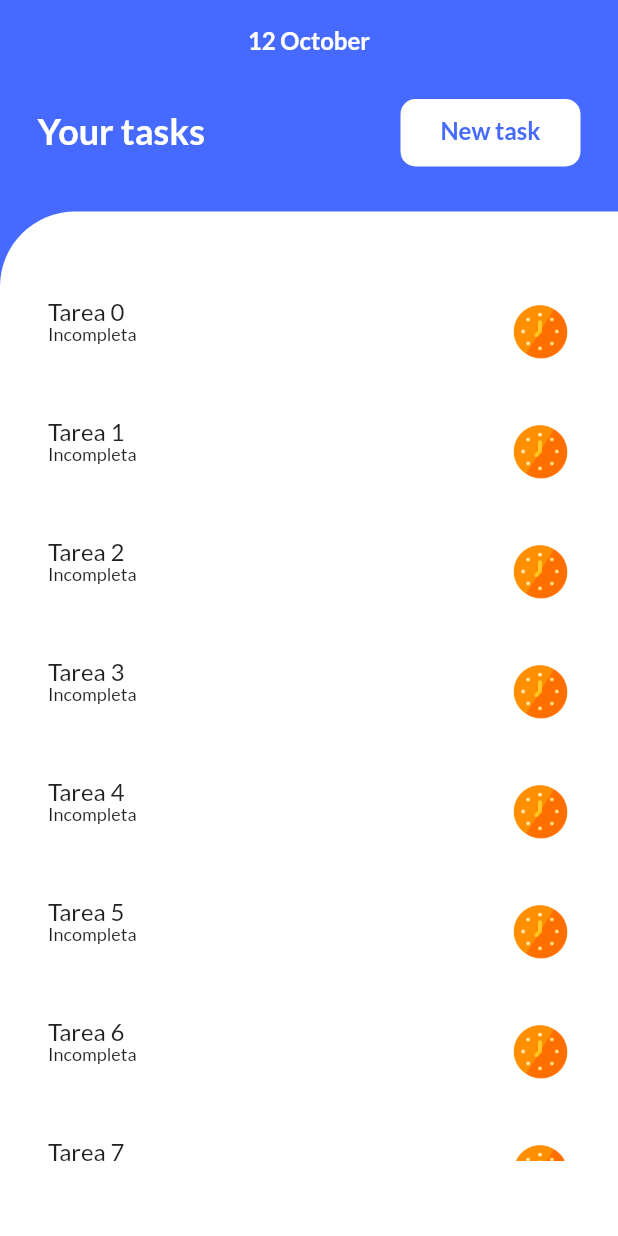
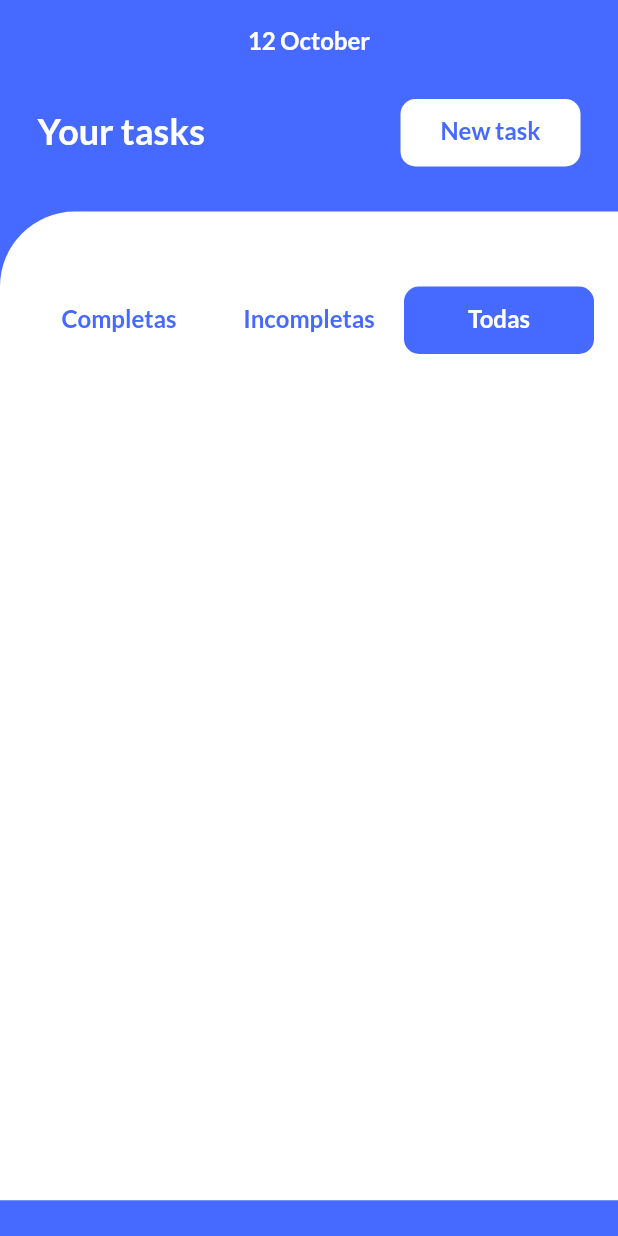
Before and after one commit to Soachi99/ToDoApp, a Flutter app: the screen it shows after launch, on a phone screen of 412 x 824 dp. Run offline on Flutter 3.47's test engine with Material 2 defaults, Android fonts, the phone set to English and light mode, and no system bars; our stand-ins replace cloud_firestore, firebase_core, flutter_riverpod, flutter_spinkit, go_router, google_fonts; missing offline and left inert: flutter_flavor; accounts and stored records are empty.

Commit message:
feat: Lectura de tareas desde Firebase y aplicación de filtros

```diff
--- a/lib/main_dev.dart
+++ b/lib/main_dev.dart
@@ -12,6 +12,7 @@ Future<void> main() async {
           appId: "1:366491493610:android:a53cba7d06b8b0c622a393",
           messagingSenderId: "366491493610",
           projectId: "todoapp-d2e0a"));
+
   FlavorConfig(
     name: "DEV",
     variables: {},
--- a/lib/src/features/tasks/domain/task.dart
+++ b/lib/src/features/tasks/domain/task.dart
@@ -1 +1,35 @@
-class Task {}
+// ignore_for_file: public_member_api_docs, sort_constructors_first
+import 'dart:convert';
+
+class Task {
+  String id;
+  String name;
+  bool state;
+
+  Task({
+    required this.id,
+    required this.name,
+    required this.state,
+  });
+
+  Map<String, dynamic> toMap() {
+    return <String, dynamic>{
+      'id': id,
+      'name': name,
+      'state': state,
+    };
+  }
+
+  factory Task.fromMap(Map<String, dynamic> map) {
+    return Task(
+      id: map['id'] as String,
+      name: map['name'] as String,
+      state: map['state'] as bool,
+    );
+  }
+
+  String toJson() => json.encode(toMap());
+
+  factory Task.fromJson(String source) =>
+      Task.fromMap(json.decode(source) as Map<String, dynamic>);
+}
--- a/lib/src/features/tasks/presentation/home/home_controller.dart
+++ b/lib/src/features/tasks/presentation/home/home_controller.dart
@@ -1,13 +1,48 @@
 import 'package:flutter_riverpod/flutter_riverpod.dart';
+import 'package:todoapp/src/features/tasks/data/task_repository.dart';
+import 'package:todoapp/src/features/tasks/domain/task.dart';
 import 'home_state.dart';
 
 class HomeController extends StateNotifier<HomeState> {
+  final TaskRepository taskRepository;
 
-  HomeController(): super(HomeState());
+  int filterStateAux = 0;
+
+  HomeController({required this.taskRepository}) : super(HomeState());
+
+  Future<void> getTasks() async {
+    state = state.copyWith(tasks: await taskRepository.getTasks(id: "12345"));
+  }
+
+  Future<void> updateTask(
+      {required bool currentState, required String taskId}) async {
+    Task task = state.tasks!.firstWhere((element) => element.id == taskId);
+    task.state = currentState;
+
+    await taskRepository.updateTask(id: "12345", task: task);
+    await filterByState(filterStateAux);
+  }
+
+  filterByState(int filterState) async {
+    List<Task> tasks = await taskRepository.getTasks(id: "12345");
+    state = state.copyWith(tasks: []);
+    filterStateAux = filterState;
+    switch (filterState) {
+      case 1:
+        state = state.copyWith(
+            tasks: tasks.where((element) => element.state == true).toList());
+        break;
+      case 2:
+        state = state.copyWith(
+            tasks: tasks.where((element) => element.state == false).toList());
+        break;
+      default:
+        state = state.copyWith(tasks: tasks);
+        break;
+    }
+  }
 }
 
-final homeController =
-    StateNotifierProvider<HomeController, HomeState>(
-        (ref) {
-  return HomeController();
+final homeController = StateNotifierProvider<HomeController, HomeState>((ref) {
+  return HomeController(taskRepository: ref.watch(taskRepositoryProvider));
 });
--- a/lib/src/features/tasks/presentation/home/home_page.dart
+++ b/lib/src/features/tasks/presentation/home/home_page.dart
@@ -1,23 +1,34 @@
-import 'dart:developer';
+import 'package:flutter/material.dart';
+import 'package:flutter_riverpod/flutter_riverpod.dart';
+import 'package:intl/intl.dart';
 
-import 'package:flutter_riverpod/flutter_riverpod.dart';
-import 'package:flutter/material.dart';
-import 'package:intl/intl.dart';
 import 'package:todoapp/generated/l10n.dart';
+
 import 'package:todoapp/src/features/tasks/presentation/home/widgets/custom_bar.dart';
+import 'package:todoapp/src/features/tasks/presentation/home/widgets/tasks_container.dart';
 import 'package:todoapp/src/tools/custom_colors.dart';
-import 'package:todoapp/src/tools/dimens.dart';
-import 'package:todoapp/src/widgets/custom_button.dart';
-import 'package:todoapp/src/widgets/custom_task/custom_task.dart';
+import 'package:todoapp/src/widgets/custom_filter/custom_filter.dart';
 import 'package:todoapp/src/widgets/custom_text.dart';
 
 import 'home_controller.dart';
 
-class HomePage extends ConsumerWidget {
+class HomePage extends ConsumerStatefulWidget {
   const HomePage({Key? key}) : super(key: key);
+  @override
+  ConsumerState<ConsumerStatefulWidget> createState() => _HomeState();
+}
+
+class _HomeState extends ConsumerState<HomePage> {
+  @override
+  void initState() {
+    Future.delayed(Duration.zero, () async {
+      await ref.watch(homeController.notifier).getTasks();
+    });
+    super.initState();
+  }
 
   @override
-  Widget build(BuildContext context, WidgetRef ref) {
+  Widget build(BuildContext context) {
     var controller = ref.watch(homeController.notifier);
     var state = ref.watch(homeController);
     var text = S.of(context);
@@ -40,7 +51,10 @@ class HomePage extends ConsumerWidget {
               const SizedBox(height: 30),
               CustomBar(text: text),
               const SizedBox(height: 30),
-              const TasksContainer()
+              TasksContainer(
+                tasks: state.tasks ?? [],
+                controller: controller,
+              )
             ],
           ),
         ),
@@ -48,37 +62,3 @@ class HomePage extends ConsumerWidget {
     );
   }
 }
-
-class TasksContainer extends StatelessWidget {
-  const TasksContainer({
-    super.key,
-  });
-
-  @override
-  Widget build(BuildContext context) {
-    return Expanded(
-      child: Container(
-        decoration: BoxDecoration(
-            color: customColors.colors[1],
-            borderRadius:
-                const BorderRadius.only(topLeft: Radius.circular(50))),
-        child: Padding(
-            padding: const EdgeInsets.symmetric(horizontal: 16, vertical: 50),
-            child: ListView.separated(
-                physics: const BouncingScrollPhysics(),
-                itemBuilder: (context, index) {
-                  return CustomTask(
-                    label: "Tarea $index",
-                    taskNumber: index,
-                    callback: (response, taskNumber) =>
-                        log("Tarea $taskNumber, estado completado = $response"),
-                  );
-                },
-                separatorBuilder: (context, index) {
-                  return const SizedBox(height: 20);
-                },
-                itemCount: 10)),
-      ),
-    );
-  }
-}
--- a/lib/src/features/tasks/presentation/home/home_state.dart
+++ b/lib/src/features/tasks/presentation/home/home_state.dart
@@ -1,8 +1,16 @@
+// ignore_for_file: public_member_api_docs, sort_constructors_first
+import 'package:todoapp/src/features/tasks/domain/task.dart';
+
 class HomeState {
+  final List<Task>? tasks;
 
-  HomeState();
+  HomeState({this.tasks});
 
-  HomeState copyWith() {
-    return HomeState();
+  HomeState copyWith({
+    List<Task>? tasks,
+  }) {
+    return HomeState(
+      tasks: tasks ?? this.tasks,
+    );
   }
 }
--- /dev/null
+++ b/lib/src/features/tasks/presentation/home/widgets/tasks_container.dart
@@ -0,0 +1,60 @@
+import 'package:flutter/material.dart';
+import 'package:todoapp/src/features/tasks/domain/task.dart';
+import 'package:todoapp/src/features/tasks/presentation/home/home_controller.dart';
+import 'package:todoapp/src/tools/tools.dart';
+import 'package:todoapp/src/widgets/custom_filter/custom_filter.dart';
+import 'package:todoapp/src/widgets/custom_task/custom_task.dart';
+
+class TasksContainer extends StatelessWidget {
+  final HomeController controller;
+  final List<Task> tasks;
+
+  const TasksContainer({
+    Key? key,
+    required this.tasks,
+    required this.controller,
+  }) : super(key: key);
+
+  @override
+  Widget build(BuildContext context) {
+    return Container(
+      height: dimens.fullHeight(context) * .8,
+      decoration: BoxDecoration(
+        color: customColors.colors[1],
+        borderRadius: const BorderRadius.only(topLeft: Radius.circular(50)),
+      ),
+      child: Column(
+        children: [
+          CustomFilter(
+            callback: (filterState) => controller.filterByState(filterState),
+          ),
+          Expanded(
+            child: CustomScrollView(
+              slivers: [
+                SliverPadding(
+                  padding:
+                      const EdgeInsets.symmetric(horizontal: 16, vertical: 20),
+                  sliver: SliverList(
+                    delegate: SliverChildBuilderDelegate(
+                      (context, index) => CustomTask(
+                        label: tasks[index].name,
+                        taskId: tasks[index].id,
+                        currentState: tasks[index].state,
+                        callback: (response, taskId) async =>
+                            await controller.updateTask(
+                          currentState: response,
+                          taskId: taskId,
+                        ),
+                      ),
+                      childCount: tasks.length,
+                    ),
+                  ),
+                ),
+              ],
+            ),
+          ),
+        ],
+      ),
+    );
+  }
+}
--- a/lib/src/tools/custom_colors.dart
+++ b/lib/src/tools/custom_colors.dart
@@ -4,7 +4,7 @@ class CustomColors {
   final Map<dynamic, Color> colors = {
     1: const Color(0xFFFFFFFF),
     2: const Color(0xFF466AFF),
-    3: const Color.fromARGB(216, 255, 255, 255)
+    3: const Color.fromARGB(255, 247, 247, 247)
   };
 }
 
--- a/lib/src/widgets/custom_button.dart
+++ b/lib/src/widgets/custom_button.dart
@@ -12,6 +12,9 @@ class CustomButton extends StatelessWidget {
 
   /// Color de la animación de carga
   final Color? loadingColor;
+
+  /// Color de la animación de carga
+  final Color? textColor;
 
   /// Ancho del botón
   final double? height;
@@ -34,6 +37,7 @@ class CustomButton extends StatelessWidget {
     required this.onPressed,
     this.isLoading = false,
     this.loadingColor,
+    this.textColor,
   });
 
   @override
@@ -54,7 +58,7 @@ class CustomButton extends StatelessWidget {
           child: !isLoading!
               ? CustomText(
                   label,
-                  textColor: customColors.colors[2],
+                  textColor: textColor ?? customColors.colors[2],
                   fontWeight: FontWeight.w700,
                 )
               : Center(
--- /dev/null
+++ b/lib/src/widgets/custom_filter/custom_filter.dart
@@ -0,0 +1,58 @@
+import 'package:flutter/material.dart';
+import 'package:flutter_riverpod/flutter_riverpod.dart';
+import 'package:todoapp/src/tools/tools.dart';
+
+import 'package:todoapp/src/widgets/custom_button.dart';
+import 'package:todoapp/src/widgets/custom_filter/custom_filter_controller.dart';
+
+typedef Callback = void Function(int filterState);
+
+class CustomFilter extends ConsumerWidget {
+  final Callback callback;
+
+  const CustomFilter({required this.callback, super.key});
+
+  @override
+  Widget build(BuildContext context, WidgetRef ref) {
+    var controller = ref.watch(customFilterController.notifier);
+    var state = ref.watch(customFilterController);
+    double standartWidht = (dimens.fullWidth(context) - 32) / 3;
+
+    return Padding(
+      padding: const EdgeInsets.only(top: 50, right: 16, left: 16),
+      child: Row(
+        children: [
+          CustomButton(
+              width: standartWidht,
+              label: "Completas",
+              color: state.filterState == 1 ? customColors.colors[2] : null,
+              textColor: state.filterState == 1 ? customColors.colors[1] : null,
+              onPressed: () => onOptionSelected(
+                  filterState: 1, controller: controller, callback: callback)),
+          CustomButton(
+              width: standartWidht,
+              label: "Incompletas",
+              color: state.filterState == 2 ? customColors.colors[2] : null,
+              textColor: state.filterState == 2 ? customColors.colors[1] : null,
+              onPressed: () => onOptionSelected(
+                  filterState: 2, controller: controller, callback: callback)),
+          CustomButton(
+              width: standartWidht,
+              label: "Todas",
+              color: state.filterState == 0 ? customColors.colors[2] : null,
+              textColor: state.filterState == 0 ? customColors.colors[1] : null,
+              onPressed: () => onOptionSelected(
+                  filterState: 0, controller: controller, callback: callback))
+        ],
+      ),
+    );
+  }
+}
+
+onOptionSelected(
+    {required int filterState,
+    required CustomFilterController controller,
+    required Callback callback}) {
+  controller.setFilterState(filterState);
+  callback(filterState);
+}
--- /dev/null
+++ b/lib/src/widgets/custom_filter/custom_filter_controller.dart
@@ -0,0 +1,18 @@
+import 'package:flutter_riverpod/flutter_riverpod.dart';
+import 'package:todoapp/src/widgets/custom_filter/custom_filter_state.dart';
+
+class CustomFilterController extends StateNotifier<CustomFilterState> {
+  CustomFilterController() : super(CustomFilterState());
+
+  /// Funcion para cambiar el estado de filtro
+  /// 0 -> Todas
+  /// 1 -> Tareas Completadas
+  /// 2 -> Tareas Incompletas
+  setFilterState(int filterState) {
+    state = state.copyWith(filterState: filterState);
+  }
+}
+
+final customFilterController = StateNotifierProvider.autoDispose<
+    CustomFilterController,
+    CustomFilterState>((ref) => CustomFilterController());
--- a/lib/src/widgets/custom_task/custom_task.dart
+++ b/lib/src/widgets/custom_task/custom_task.dart
@@ -4,30 +4,58 @@ import 'package:todoapp/src/tools/tools.dart';
 import 'package:todoapp/src/widgets/custom_task/custom_task_controller.dart';
 import 'package:todoapp/src/widgets/custom_text.dart';
 
-typedef Callback = void Function(bool response, int taskNumber);
+typedef Callback = void Function(bool response, String taskId);
 
-class CustomTask extends ConsumerWidget {
-  /// Titulo del botón
+class CustomTask extends ConsumerStatefulWidget {
   final String label;
 
   /// Numero de la tarea
-  final int taskNumber;
+  final String taskId;
+
+  /// Estado actual de la tarea
+  final bool currentState;
 
   /// Callback
   final Callback callback;
-  const CustomTask({
-    super.key,
-    required this.label,
+  const CustomTask(
+      {required this.label,
+      required this.taskId,
+      required this.currentState,
       required this.callback,
-    required this.taskNumber,
+      Key? key})
+      : super(key: key);
+  @override
+  ConsumerState<ConsumerStatefulWidget> createState() => _CustomTaskState();
+}
+
+class _CustomTaskState extends ConsumerState<CustomTask> {
+  @override
+  void initState() {
+    Future.delayed(Duration.zero, () {
+      ref
+          .watch(customTaskController(widget.taskId).notifier)
+          .setCurrentState(widget.currentState);
     });
+    super.initState();
+  }
 
   @override
-  Widget build(BuildContext context, WidgetRef ref) {
-    var controller = ref.watch(customTaskController(taskNumber).notifier);
-    var state = ref.watch(customTaskController(taskNumber));
+  void didUpdateWidget(covariant CustomTask oldWidget) {
+    super.didUpdateWidget(oldWidget);
+    Future.delayed(Duration.zero, () {
+      ref
+          .watch(customTaskController(widget.taskId).notifier)
+          .setCurrentState(widget.currentState);
+    });
+  }
 
-    return Material(
+  @override
+  Widget build(BuildContext context) {
+    var controller = ref.watch(customTaskController(widget.taskId).notifier);
+    var state = ref.watch(customTaskController(widget.taskId));
+    return Container(
+      margin: const EdgeInsets.only(bottom: 20),
+      child: Material(
         borderRadius: dimens.borderRadiusContainer(10),
         color: state.expand ? customColors.colors[2] : customColors.colors[3],
         child: InkWell(
@@ -48,21 +76,22 @@ class CustomTask extends ConsumerWidget {
                     mainAxisAlignment: MainAxisAlignment.start,
                     crossAxisAlignment: CrossAxisAlignment.start,
                     children: [
-                    CustomText(label,
+                      CustomText(widget.label,
                           overflow: TextOverflow.ellipsis,
                           maxLines: state.expand ? 100 : 1,
                           textColor:
                               state.expand ? customColors.colors[1] : null),
                       CustomText(state.completed ? "Completa" : "Incompleta",
                           fontSize: 12,
-                        textColor: state.expand ? customColors.colors[1] : null)
+                          textColor:
+                              state.expand ? customColors.colors[1] : null)
                     ],
                   ),
                 ),
                 InkWell(
                   onTap: () {
+                    widget.callback(!state.completed, widget.taskId);
                     controller.toogleCompleted();
-                  callback(state.completed, taskNumber);
                   },
                   child: Image.asset(
                     state.completed ? images.check : images.late,
@@ -73,6 +102,7 @@ class CustomTask extends ConsumerWidget {
             ),
           ),
         ),
+      ),
     );
   }
 }
--- a/lib/src/widgets/custom_task/custom_task_controller.dart
+++ b/lib/src/widgets/custom_task/custom_task_controller.dart
@@ -11,8 +11,12 @@ class CustomTaskController extends StateNotifier<CustomTaskState> {
   toogleCompleted() {
     state = state.copyWith(expand: state.expand, completed: !state.completed);
   }
+
+  setCurrentState(bool currentState) {
+    state = state.copyWith(expand: false, completed: currentState);
+  }
 }
 
 final customTaskController = StateNotifierProvider.autoDispose
-    .family<CustomTaskController, CustomTaskState, int>(
+    .family<CustomTaskController, CustomTaskState, String>(
         (ref, arg) => CustomTaskController());
```
Also changed, not shown: lib/src/features/tasks/data/task_repository.dart (+25 -2 lines), lib/src/widgets/custom_filter/custom_filter_state.dart (added, +14 -0 lines). Lines whose indentation alone changed are shown as unchanged.
